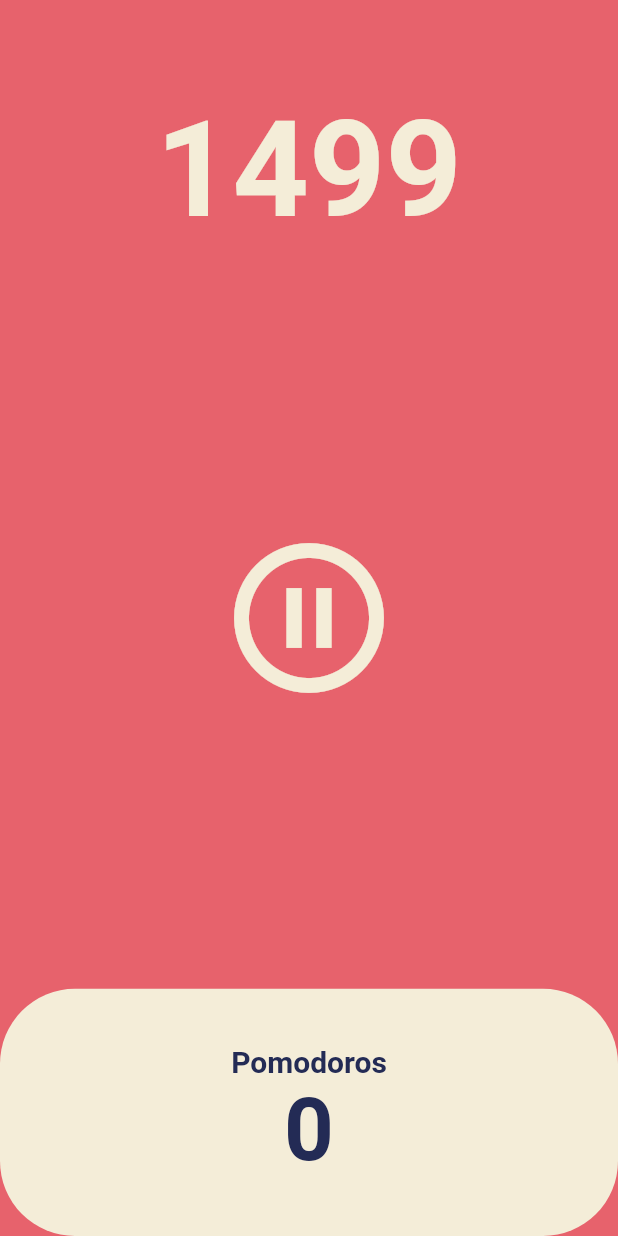
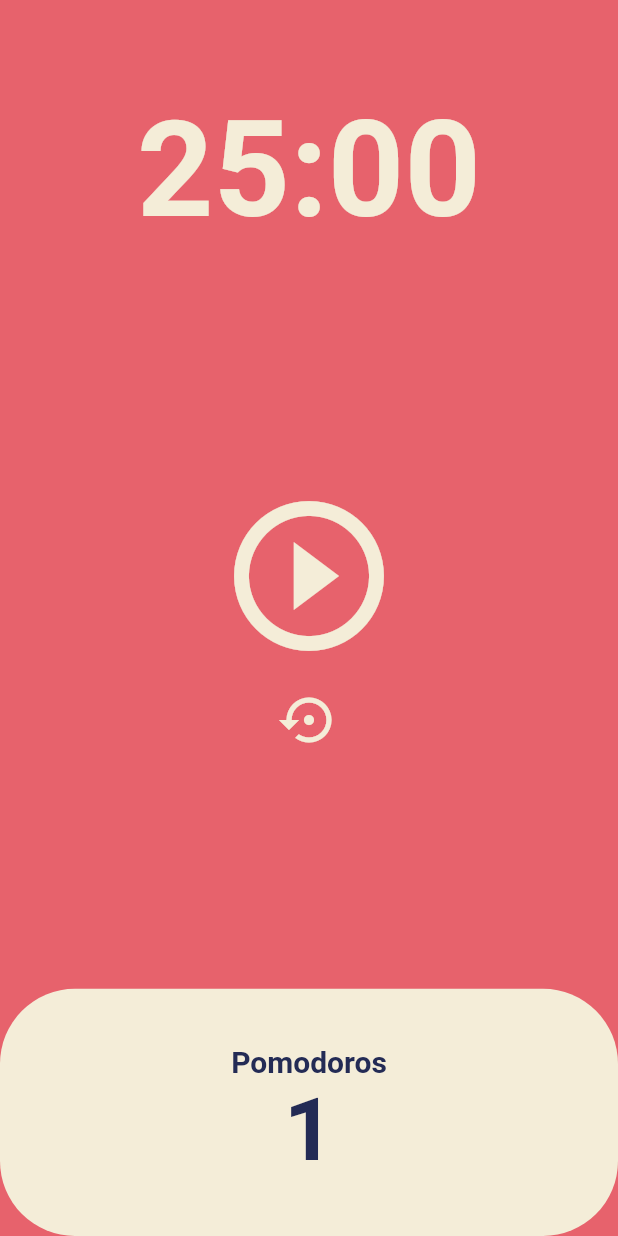
Before and after one commit to nicednjsdud/FlutterStudy, a Flutter app: the screen it shows after launch, after a tap on the "play circle outline" icon, on a phone screen of 412 x 824 dp. Run offline on Flutter 3.47's test engine with Material 2 defaults, Android fonts, the phone set to English and light mode, and no system bars.

Commit message:
made reset button to challenage

```diff
--- a/pomodoro/lib/screens/home_screen.dart
+++ b/pomodoro/lib/screens/home_screen.dart
@@ -10,14 +10,25 @@ class HomeScreen extends StatefulWidget {
 }
 
 class _HomeScreenState extends State<HomeScreen> {
-  int totalSeconds = 1500;
+  static const twentyFiveMinutes = 1500;
+  int totalSeconds = twentyFiveMinutes;
   Timer timer;
   bool isRunning = false;
+  int totalPomodoros = 0;
 
   void onTick(Timer timer) {
+    if (totalPomodoros == 0) {
+      setState(() {
+        totalPomodoros = totalPomodoros + 1;
+        isRunning = false;
+        totalSeconds = twentyFiveMinutes;
+      });
+      timer.cancel();
+    } else {
       setState(() {
         totalSeconds = totalSeconds - 1;
       });
+    }
   }
 
   void onStartPressed() {
@@ -37,6 +48,19 @@ class _HomeScreenState extends State<HomeScreen> {
     });
   }
 
+  void onResetPressed() {
+    timer.cancel();
+    setState(() {
+      isRunning = false;
+      totalSeconds = twentyFiveMinutes;
+    });
+  }
+
+  String format(int seconds) {
+    var duration = Duration(seconds: seconds);
+    return duration.toString().split(".").first.substring(2, 7);
+  }
+
   @override
   Widget build(BuildContext context) {
     return Scaffold(
@@ -48,7 +72,7 @@ class _HomeScreenState extends State<HomeScreen> {
             child: Container(
                 alignment: Alignment.bottomCenter,
                 child: Text(
-                  '$totalSeconds',
+                  format(totalSeconds),
                   style: TextStyle(
                     color: Theme.of(context).cardColor,
                     fontSize: 89,
@@ -59,13 +83,24 @@ class _HomeScreenState extends State<HomeScreen> {
           Flexible(
             flex: 3,
             child: Center(
-              child: IconButton(
+              child: Column(
+                mainAxisAlignment: MainAxisAlignment.center,
+                children: [
+                  IconButton(
                     iconSize: 120,
                     color: Theme.of(context).cardColor,
                     onPressed: isRunning ? onPausePressed : onStartPressed,
                     icon: Icon(isRunning
                         ? Icons.pause_circle_outline
                         : Icons.play_circle_outline),
+                  ),
+                  IconButton(
+                    iconSize: 40,
+                    color: Theme.of(context).cardColor,
+                    onPressed: onResetPressed,
+                    icon: const Icon(Icons.settings_backup_restore_outlined),
+                  ),
+                ],
               ),
             ),
           ),
@@ -90,7 +125,7 @@ class _HomeScreenState extends State<HomeScreen> {
                           ),
                         ),
                         Text(
-                          '0',
+                          '$totalPomodoros',
                           style: TextStyle(
                               fontSize: 58,
                               fontWeight: FontWeight.w600,
```
Lines whose indentation alone changed are shown as unchanged.
